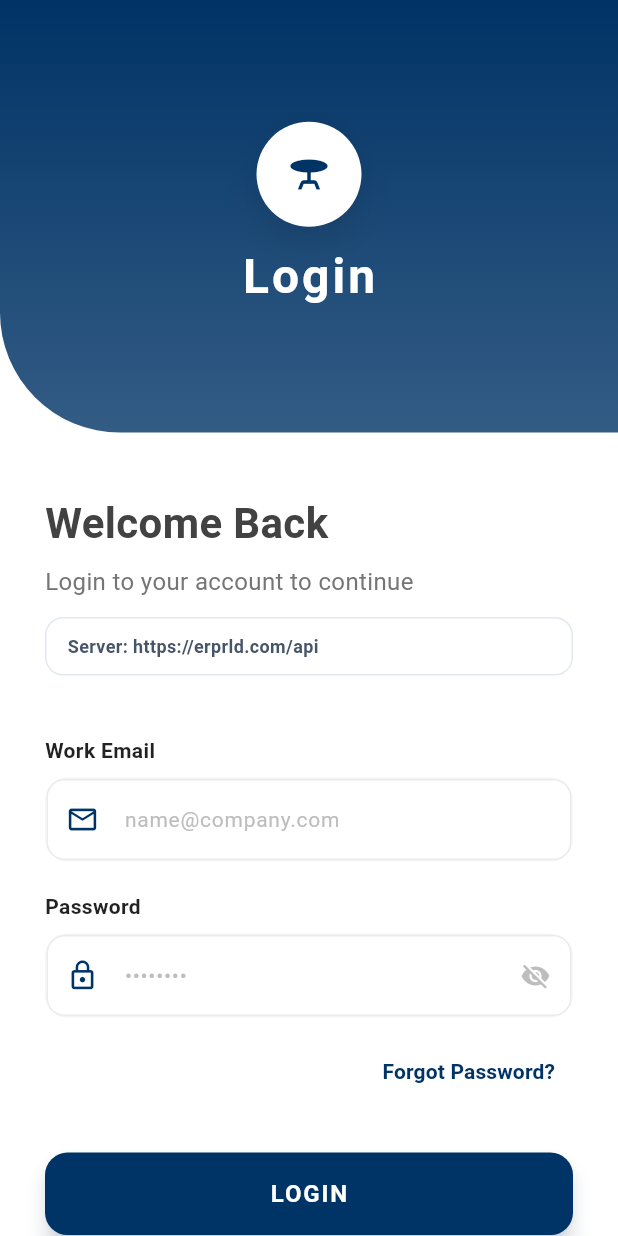
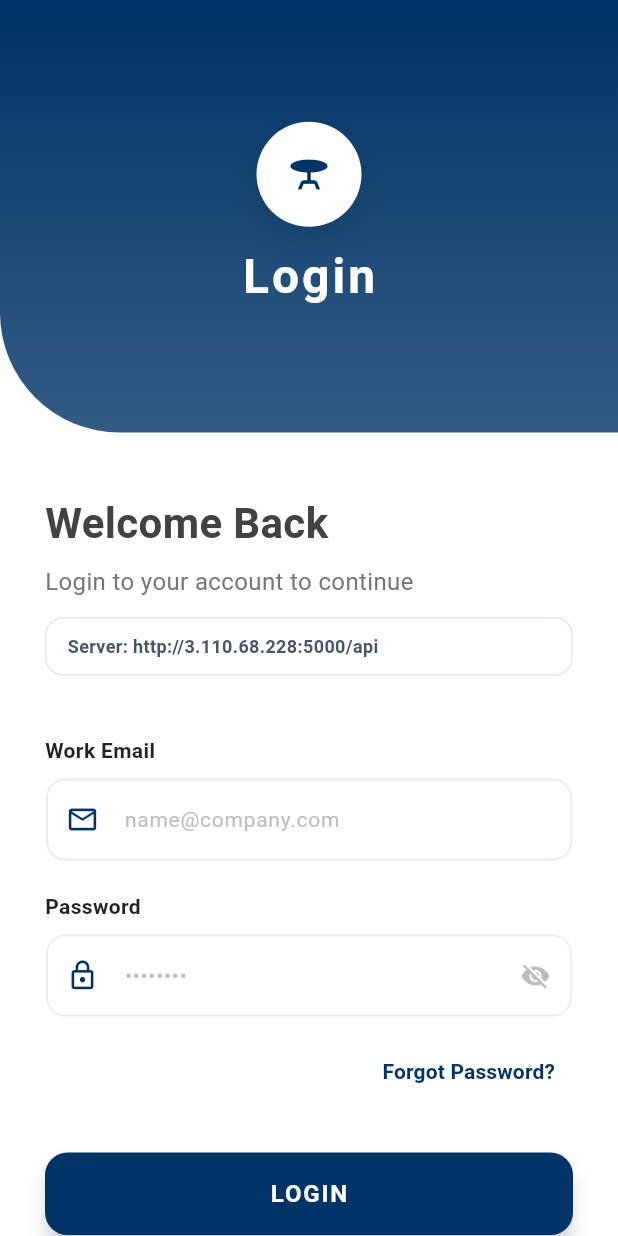
Before and after one commit to sunilturkar-wq/d_table_erp_app, a Flutter app: the screen it shows after launch, on a phone screen of 412 x 824 dp. Run offline on Flutter 3.47's test engine with Material 3 defaults, Android fonts, the phone set to English and light mode, and no system bars; our stand-ins replace audioplayers, dio, file_picker, fl_chart, flutter_local_notifications, hive and 6 more; missing offline and left inert: record; accounts and stored records are empty.

Commit message:
work in login

```diff
--- a/lib/config/api_constants.dart
+++ b/lib/config/api_constants.dart
@@ -1,9 +1,8 @@
 class ApiConstants {
-  // ✅ New Backend Base URL
-  static const String baseUrl = "https://erprld.com/api";
+  // ✅ Mobile Backend Base URL
+  static const String baseUrl = "http://3.110.68.228:5000/api";
   static const List<String> baseUrls = [
-    "https://erprld.com/api",
-    "https://dt-pro-two.onrender.com/api",
+    "http://3.110.68.228:5000/api",
   ];
 
   // -- Auth ----------------------
```
Also changed, not shown: 1 other file.
